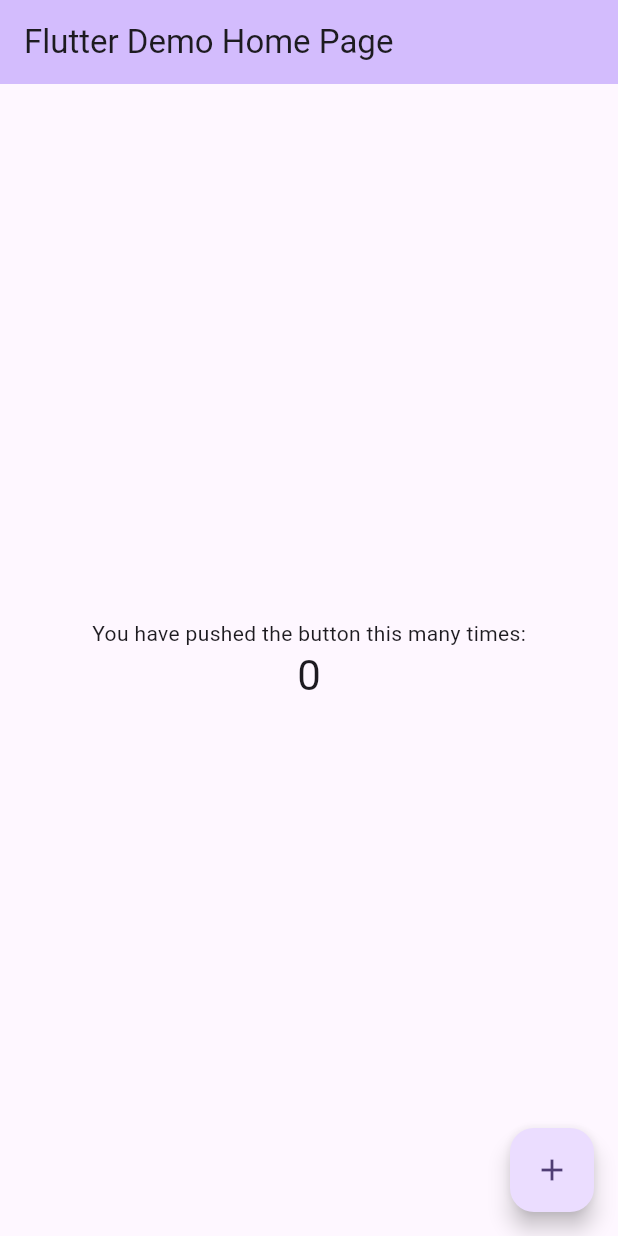
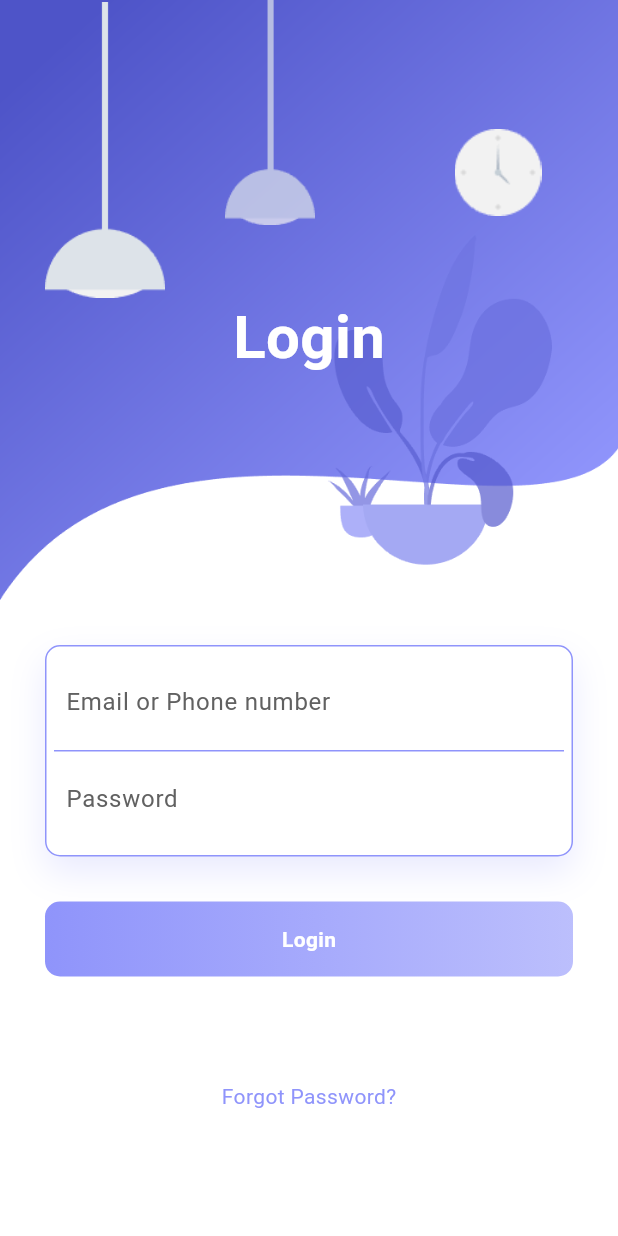
Before and after one commit to zaiedaziem/Care_Connect, a Flutter app: the screen it shows after launch, on a phone screen of 412 x 824 dp. Run offline on Flutter 3.47's test engine with Material 3 defaults, Android fonts, the phone set to English and light mode, and no system bars; our stand-ins replace animate_do.

Commit message:
update main.dart and login_view.dart

```diff
--- a/lib/main.dart
+++ b/lib/main.dart
@@ -1,99 +1,9 @@
 import 'package:flutter/material.dart';
+import 'view/login_view.dart';
 
-void main() {
-  runApp(const MyApp());
-}
-
-class MyApp extends StatelessWidget {
-  const MyApp({super.key});
-
-  // This widget is the root of your application.
-  @override
-  Widget build(BuildContext context) {
-    return MaterialApp(
-      title: 'Flutter Grrrr',
-      theme: ThemeData(
-        colorScheme: ColorScheme.fromSeed(seedColor: Colors.deepPurple),
-        useMaterial3: true,
-      ),
-      home: const MyHomePage(title: 'Flutter Demo Home Page'),
-    );
-  }
-}
-
-class MyHomePage extends StatefulWidget {
-  const MyHomePage({super.key, required this.title});
-  final String title;
-
-
-  @override
-  State<MyHomePage> createState() => _MyHomePageState();
-}
-
-class _MyHomePageState extends State<MyHomePage> {
-  int _counter = 0;
-
-  void _incrementCounter() {
-    setState(() {
-      // This call to setState tells the Flutter framework that something has
-      // changed in this State, which causes it to rerun the build method below
-      // so that the display can reflect the updated values. If we changed
-      // _counter without calling setState(), then the build method would not be
-      // called again, and so nothing would appear to happen.
-      _counter++;
-    });
-  }
-
-  @override
-  Widget build(BuildContext context) {
-    // This method is rerun every time setState is called, for instance as done
-    // by the _incrementCounter method above.
-    //
-    // The Flutter framework has been optimized to make rerunning build methods
-    // fast, so that you can just rebuild anything that needs updating rather
-    // than having to individually change instances of widgets.
-    return Scaffold(
-      appBar: AppBar(
-        // TRY THIS: Try changing the color here to a specific color (to
-        // Colors.amber, perhaps?) and trigger a hot reload to see the AppBar
-        // change color while the other colors stay the same.
-        backgroundColor: Theme.of(context).colorScheme.inversePrimary,
-        // Here we take the value from the MyHomePage object that was created by
-        // the App.build method, and use it to set our appbar title.
-        title: Text(widget.title),
-      ),
-      body: Center(
-        // Center is a layout widget. It takes a single child and positions it
-        // in the middle of the parent.
-        child: Column(
-          // Column is also a layout widget. It takes a list of children and
-          // arranges them vertically. By default, it sizes itself to fit its
-          // children horizontally, and tries to be as tall as its parent.
-          //
-          // Column has various properties to control how it sizes itself and
-          // how it positions its children. Here we use mainAxisAlignment to
-          // center the children vertically; the main axis here is the vertical
-          // axis because Columns are vertical (the cross axis would be
-          // horizontal).
-          //
-          // TRY THIS: Invoke "debug painting" (choose the "Toggle Debug Paint"
-          // action in the IDE, or press "p" in the console), to see the
-          // wireframe for each widget.
-          mainAxisAlignment: MainAxisAlignment.center,
-          children: <Widget>[
-            const Text('You have pushed the button this many times:'),
-            Text(
-              '$_counter',
-              style: Theme.of(context).textTheme.headlineMedium,
-            ),
-          ],
-        ),
-      ),
-      floatingActionButton: FloatingActionButton(
-        onPressed: _incrementCounter,
-        tooltip: 'Increment',
-        child: const Icon(Icons.add),
-      ), // This trailing comma makes auto-formatting nicer for build methods.
-    );
-  }
-}
+void main() => runApp(
+  MaterialApp(
+    debugShowCheckedModeBanner: false,
+    home: LoginView(),
+  )
+);
--- a/lib/view/login_view.dart
+++ b/lib/view/login_view.dart
@@ -1,20 +1,12 @@
 import 'package:flutter/material.dart';
 import 'package:animate_do/animate_do.dart';
 
-void main() => runApp(
-  MaterialApp(
-    debugShowCheckedModeBanner: false,
-    home: HomePage(),
-  )
-);
-
-class HomePage extends StatelessWidget {
+class LoginView extends StatelessWidget {
   @override
   Widget build(BuildContext context) {
     return Scaffold(
       backgroundColor: Colors.white,
       body: SingleChildScrollView(
-      	child: Container(
         child: Column(
           children: <Widget>[
             Container(
@@ -22,8 +14,8 @@ class HomePage extends StatelessWidget {
               decoration: BoxDecoration(
                 image: DecorationImage(
                   image: AssetImage('assets/images/background.png'),
-	                  fit: BoxFit.fill
-	                )
+                  fit: BoxFit.fill,
+                ),
               ),
               child: Stack(
                 children: <Widget>[
@@ -31,46 +23,65 @@ class HomePage extends StatelessWidget {
                     left: 30,
                     width: 80,
                     height: 200,
-	                    child: FadeInUp(duration: Duration(seconds: 1), child: Container(
+                    child: FadeInUp(
+                      duration: Duration(seconds: 1),
+                      child: Container(
                         decoration: BoxDecoration(
                           image: DecorationImage(
-	                          image: AssetImage('assets/images/light-1.png')
-	                        )
+                            image: AssetImage('assets/images/light-1.png'),
                           ),
-	                    )),
+                        ),
+                      ),
+                    ),
                   ),
                   Positioned(
                     left: 140,
                     width: 80,
                     height: 150,
-	                    child: FadeInUp(duration: Duration(milliseconds: 1200), child: Container(
+                    child: FadeInUp(
+                      duration: Duration(milliseconds: 1200),
+                      child: Container(
                         decoration: BoxDecoration(
                           image: DecorationImage(
-	                          image: AssetImage('assets/images/light-2.png')
-	                        )
+                            image: AssetImage('assets/images/light-2.png'),
                           ),
-	                    )),
+                        ),
+                      ),
+                    ),
                   ),
                   Positioned(
                     right: 40,
                     top: 40,
                     width: 80,
                     height: 150,
-	                    child: FadeInUp(duration: Duration(milliseconds: 1300), child: Container(
+                    child: FadeInUp(
+                      duration: Duration(milliseconds: 1300),
+                      child: Container(
                         decoration: BoxDecoration(
                           image: DecorationImage(
-	                          image: AssetImage('assets/images/clock.png')
-	                        )
+                            image: AssetImage('assets/images/clock.png'),
                           ),
-	                    )),
+                        ),
+                      ),
+                    ),
                   ),
                   Positioned(
-	                    child: FadeInUp(duration: Duration(milliseconds: 1600), child: Container(
+                    child: FadeInUp(
+                      duration: Duration(milliseconds: 1600),
+                      child: Container(
                         margin: EdgeInsets.only(top: 50),
                         child: Center(
-	                        child: Text("Login", style: TextStyle(color: Colors.white, fontSize: 40, fontWeight: FontWeight.bold),),
+                          child: Text(
+                            "Login",
+                            style: TextStyle(
+                              color: Colors.white,
+                              fontSize: 40,
+                              fontWeight: FontWeight.bold,
                             ),
-	                    )),
+                          ),
+                        ),
+                      ),
+                    ),
                   )
                 ],
               ),
@@ -79,32 +90,40 @@ class HomePage extends StatelessWidget {
               padding: EdgeInsets.all(30.0),
               child: Column(
                 children: <Widget>[
-	                  FadeInUp(duration: Duration(milliseconds: 1800), child: Container(
+                  FadeInUp(
+                    duration: Duration(milliseconds: 1800),
+                    child: Container(
                       padding: EdgeInsets.all(5),
                       decoration: BoxDecoration(
                         color: Colors.white,
                         borderRadius: BorderRadius.circular(10),
-                        border: Border.all(color: Color.fromRGBO(143, 148, 251, 1)),
+                        border: Border.all(
+                          color: Color.fromRGBO(143, 148, 251, 1),
+                        ),
                         boxShadow: [
                           BoxShadow(
                             color: Color.fromRGBO(143, 148, 251, .2),
                             blurRadius: 20.0,
-	                          offset: Offset(0, 10)
+                            offset: Offset(0, 10),
                           )
-	                      ]
+                        ],
                       ),
                       child: Column(
                         children: <Widget>[
                           Container(
                             padding: EdgeInsets.all(8.0),
                             decoration: BoxDecoration(
-	                            border: Border(bottom: BorderSide(color:  Color.fromRGBO(143, 148, 251, 1)))
+                              border: Border(
+                                bottom: BorderSide(
+                                  color: Color.fromRGBO(143, 148, 251, 1),
+                                ),
+                              ),
                             ),
                             child: TextField(
                               decoration: InputDecoration(
                                 border: InputBorder.none,
                                 hintText: "Email or Phone number",
-	                              hintStyle: TextStyle(color: Colors.grey[700])
+                                hintStyle: TextStyle(color: Colors.grey[700]),
                               ),
                             ),
                           ),
@@ -115,15 +134,18 @@ class HomePage extends StatelessWidget {
                               decoration: InputDecoration(
                                 border: InputBorder.none,
                                 hintText: "Password",
-	                              hintStyle: TextStyle(color: Colors.grey[700])
+                                hintStyle: TextStyle(color: Colors.grey[700]),
                               ),
                             ),
-	                        )
+                          ),
                         ],
                       ),
-	                  )),
-	                  SizedBox(height: 30,),
-	                  FadeInUp(duration: Duration(milliseconds: 1900), child: Container(
+                    ),
+                  ),
+                  SizedBox(height: 30),
+                  FadeInUp(
+                    duration: Duration(milliseconds: 1900),
+                    child: Container(
                       height: 50,
                       decoration: BoxDecoration(
                         borderRadius: BorderRadius.circular(10),
@@ -131,22 +153,36 @@ class HomePage extends StatelessWidget {
                           colors: [
                             Color.fromRGBO(143, 148, 251, 1),
                             Color.fromRGBO(143, 148, 251, .6),
-	                        ]
-	                      )
-	                    ),
-	                    child: Center(
-	                      child: Text("Login", style: TextStyle(color: Colors.white, fontWeight: FontWeight.bold),),
-	                    ),
-	                  )),
-	                  SizedBox(height: 70,),
-	                  FadeInUp(duration: Duration(milliseconds: 2000), child: Text("Forgot Password?", style: TextStyle(color: Color.fromRGBO(143, 148, 251, 1)),)),
-	                ],
-	              ),
-	            )
                           ],
                         ),
                       ),
-      )
+                      child: Center(
+                        child: Text(
+                          "Login",
+                          style: TextStyle(
+                            color: Colors.white,
+                            fontWeight: FontWeight.bold,
+                          ),
+                        ),
+                      ),
+                    ),
+                  ),
+                  SizedBox(height: 70),
+                  FadeInUp(
+                    duration: Duration(milliseconds: 2000),
+                    child: Text(
+                      "Forgot Password?",
+                      style: TextStyle(
+                        color: Color.fromRGBO(143, 148, 251, 1),
+                      ),
+                    ),
+                  ),
+                ],
+              ),
+            ),
+          ],
+        ),
+      ),
     );
   }
 }
```
Lines whose indentation alone changed are shown as unchanged.
